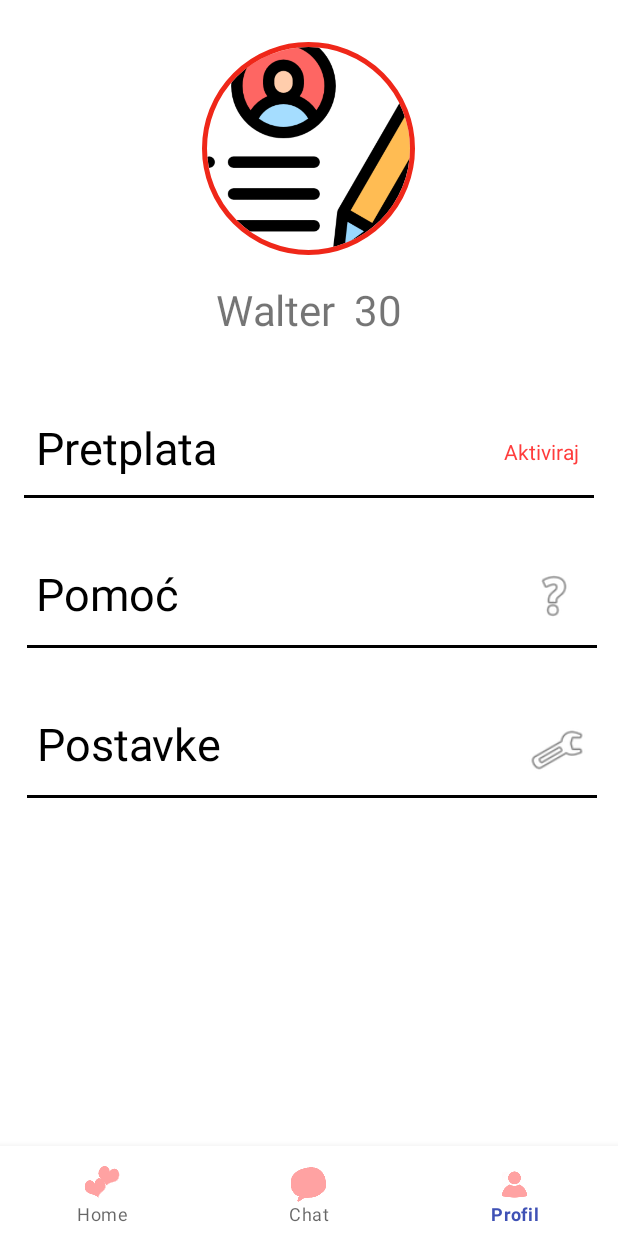
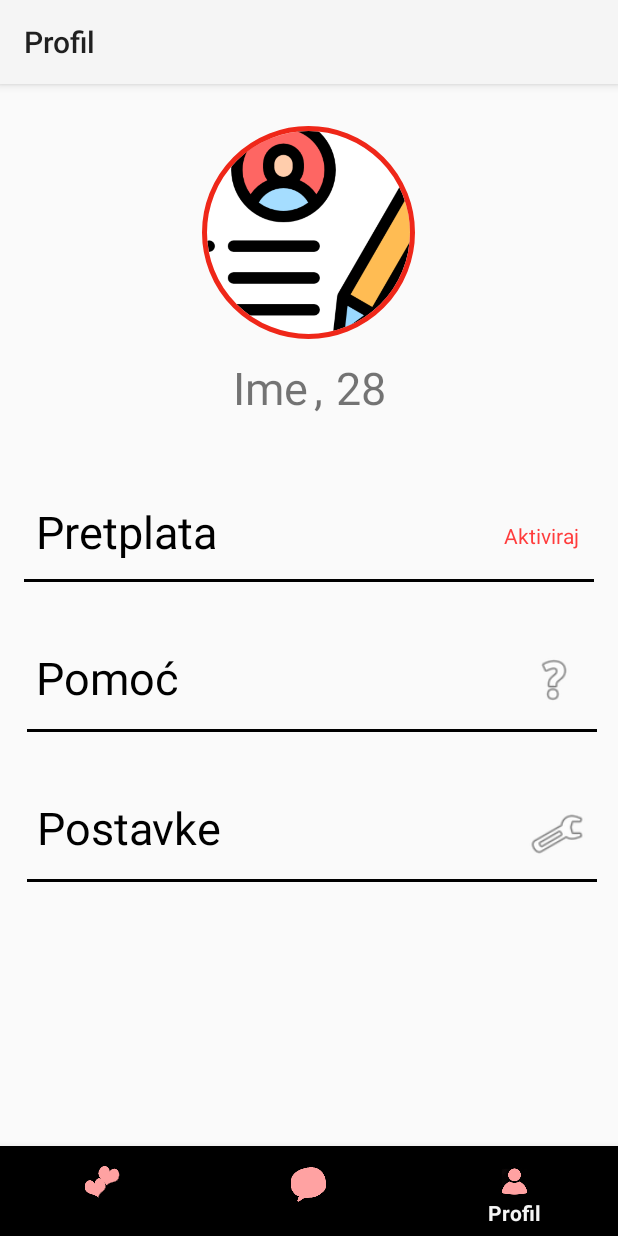
Before and after one commit to Tomislav-Troha/You-n-me, an Android app: the FirstFragment screen opened directly, with no data from a screen before it, item 3 of the bottom bar chosen, on a phone screen of 412 x 824 dp. Run offline under Robolectric (Android 15) with nearby library versions, the phone set to English and light mode, and no system bars; our stand-ins replace CircleImageView; libraries missing offline, so code that uses them is left out: com.parse; 9 statements that could not run were skipped.

Commit message:
user profile added

```diff
--- a/app/src/main/java/com/example/myapplication/home/FirstFragment.java
+++ b/app/src/main/java/com/example/myapplication/home/FirstFragment.java
@@ -1,22 +1,21 @@
 package com.example.myapplication.home;
 
-import java.io.*;
+
 import java.util.ArrayList;
-import java.util.List;
 
+import android.content.Intent;
 import android.graphics.Bitmap;
 import android.graphics.BitmapFactory;
 import android.os.Bundle;
-import android.util.Log;
 import android.view.LayoutInflater;
 import android.view.View;
 import android.view.ViewGroup;
 import android.widget.*;
-import androidx.cardview.widget.CardView;
+import androidx.appcompat.app.AppCompatActivity;
 import androidx.fragment.app.Fragment;
 import androidx.recyclerview.widget.LinearLayoutManager;
 import androidx.recyclerview.widget.RecyclerView;
-import com.example.myapplication.EditProfile;
+
 import com.example.myapplication.R;
 import com.parse.*;
 
@@ -26,20 +25,22 @@
         // require a empty public constructor
     }
 
-    TextView txIme;
-    ImageView imgShow;
+    RecyclerView listView;
+    ArrayList<Cards> arrayList = new ArrayList<>();
+    Adapter adapter;
 
-    RecyclerView listView;
-    ArrayList<Cards> arrayList = new ArrayList<Cards>();
-    Adapter adapter;
 
     @Override
     public View onCreateView(LayoutInflater inflater, ViewGroup container, Bundle savedInstanceState) {
         // Inflate the layout for this fragment
         View view = inflater.inflate(R.layout.fragment_first, container, false);
 
+
+
         listView = view.findViewById(R.id.recycler_view);
         getCards();
+
+
 
 
         return view;
@@ -52,7 +53,7 @@
         ParseQuery<ParseUser> query = ParseUser.getQuery();
         query.whereNotEqualTo("email", ParseUser.getCurrentUser().getEmail());
         query.findInBackground((objects, e) -> {
-            arrayList = new ArrayList<Cards>();
+            arrayList = new ArrayList<>();
 
             for(ParseObject object:objects){
 
@@ -62,7 +63,6 @@
                     imageFile.getDataInBackground((data, e1) -> {
                         if(e1 == null) {
                             Bitmap bitmap = BitmapFactory.decodeByteArray(data, 0, data.length);
-
 
                             Cards cards =  new Cards(object.get("username").toString(), bitmap);
                             arrayList.add(cards);
@@ -74,9 +74,11 @@
                             listView.setAdapter(adapter);
                         }
                         else {
-                            Toast.makeText(FirstFragment.this.getActivity(), "opet nis od slike", Toast.LENGTH_LONG).show();
+                            Toast.makeText(FirstFragment.this.getActivity(), "Doslo je do greske", Toast.LENGTH_LONG).show();
                         }
                     });
+                } else {
+                    Toast.makeText(FirstFragment.this.getActivity(), "Profili nisu pronadeni", Toast.LENGTH_LONG).show();
                 }
             }
 
--- a/app/src/main/java/com/example/myapplication/home/SecondFragment.java
+++ b/app/src/main/java/com/example/myapplication/home/SecondFragment.java
@@ -18,6 +18,8 @@
     @Override
     public View onCreateView(LayoutInflater inflater, ViewGroup container, Bundle savedInstanceState) {
         // Inflate the layout for this fragment
+
+
         return inflater.inflate(R.layout.fragment_second, container, false);
     }
 
--- a/app/src/main/java/com/example/myapplication/home/ThirdFragment.java
+++ b/app/src/main/java/com/example/myapplication/home/ThirdFragment.java
@@ -11,6 +11,7 @@
 import android.view.ViewGroup;
 import android.widget.*;
 import androidx.annotation.Nullable;
+import androidx.appcompat.app.AppCompatActivity;
 import androidx.fragment.app.Fragment;
 import com.example.myapplication.EditProfile;
 import com.example.myapplication.R;
@@ -46,6 +47,8 @@
         // Inflate the layout for this fragment
 
         View view = inflater.inflate(R.layout.fragment_third, container, false);
+
+
 
 
         //logOuTButton = (Button) view.findViewById(R.id.logOutBtn);
@@ -96,6 +99,17 @@
         }
     }
 
+    @Override
+    public void onResume() {
+        super.onResume();
+        ((AppCompatActivity)getActivity()).getSupportActionBar().setTitle("Profil");
+    }
+    @Override
+    public void onStop() {
+        super.onStop();
+        ((AppCompatActivity)getActivity()).getSupportActionBar().setTitle("You 'n Me");
+    }
+
 
 
 }
--- a/app/src/main/res/layout/fragment_third.xml
+++ b/app/src/main/res/layout/fragment_third.xml
@@ -31,19 +31,6 @@
             app:layout_constraintStart_toStartOf="parent" app:layout_constraintHorizontal_bias="0.0"
             app:layout_constraintEnd_toEndOf="parent" app:layout_constraintTop_toTopOf="parent"
             android:layout_marginTop="330dp" android:layout_marginStart="16dp"/>
-    <TextView
-            android:layout_width="wrap_content"
-            android:layout_height="wrap_content" android:id="@+id/txProfilenadimak"
-            android:scaleX="2" android:scaleY="2"
-            app:layout_constraintTop_toTopOf="parent" android:layout_marginTop="196dp"
-            app:layout_constraintStart_toStartOf="parent" android:layout_marginStart="164dp" android:text="Walter"/>
-    <TextView
-            android:text="30"
-            android:layout_width="wrap_content"
-            android:layout_height="wrap_content" android:id="@+id/txGodine"
-            android:scaleX="2" android:scaleY="2"
-            app:layout_constraintTop_toTopOf="parent" android:layout_marginTop="196dp"
-            app:layout_constraintStart_toStartOf="parent" android:layout_marginStart="244dp"/>
 
 
     <de.hdodenhof.circleimageview.CircleImageView
@@ -131,6 +118,31 @@
                 android:layout_alignParentBottom="true" android:layout_alignParentStart="true"
                 android:layout_marginBottom="18dp" android:layout_marginStart="24dp" android:gravity="center"/>
     </RelativeLayout>
+    <RelativeLayout
+            android:layout_width="258dp"
+            android:layout_height="53dp"
+            app:layout_constraintStart_toStartOf="parent" app:layout_constraintEnd_toEndOf="parent"
+            app:layout_constraintHorizontal_bias="0.555" app:layout_constraintTop_toTopOf="parent"
+            android:layout_marginTop="176dp">
+        <TextView
+                android:text="Ime"
+                android:layout_width="wrap_content"
+                android:layout_height="wrap_content" android:layout_alignParentStart="true"
+                android:layout_marginStart="70dp" android:layout_alignParentTop="true" android:layout_marginTop="6dp"
+                android:id="@+id/txProfilenadimak" android:textSize="30sp"/>
+        <TextView
+                android:text="28"
+                android:layout_width="wrap_content"
+                android:layout_height="wrap_content" android:layout_alignParentEnd="true"
+                android:layout_alignParentTop="true" android:layout_marginEnd="86dp" android:layout_marginTop="6dp"
+                android:id="@+id/txGodine" android:textSize="30sp"/>
+        <TextView
+                android:text=","
+                android:layout_width="wrap_content"
+                android:layout_height="wrap_content" android:layout_alignParentEnd="true"
+                android:layout_alignParentTop="true" android:layout_marginEnd="128dp" android:layout_marginTop="6dp"
+                android:id="@+id/zarez" android:textSize="30sp"/>
+    </RelativeLayout>
 
 
 </androidx.constraintlayout.widget.ConstraintLayout>
--- a/app/src/main/res/menu/bottom_nav_menu.xml
+++ b/app/src/main/res/menu/bottom_nav_menu.xml
@@ -1,5 +1,6 @@
 <?xml version="1.0" encoding="utf-8"?>
-<menu xmlns:android="http://schemas.android.com/apk/res/android">
+<menu xmlns:android="http://schemas.android.com/apk/res/android"
+      xmlns:src="http://schemas.android.com/tools">
     <item
            android:icon="@mipmap/home_foreground"
             android:id="@+id/home"
--- a/app/src/main/res/values/themes.xml
+++ b/app/src/main/res/values/themes.xml
@@ -14,7 +14,10 @@
         <!-- Customize your theme here. -->
     </style>
 
+
     <style name="MyTheme" parent="Theme.AppCompat.Light.NoActionBar">
         <item name="android:forceDarkAllowed" tools:targetApi="q">false</item>
     </style>
+
+
 </resources>
```
Also changed, not shown: app/src/main/AndroidManifest.xml (+6 -1 lines), app/src/main/java/com/example/myapplication/home/Adapter.java (+51 -6 lines), app/src/main/java/com/example/myapplication/home/Cards.java (+23 -2 lines), app/src/main/java/com/example/myapplication/user_profile/ProfileofUsers.java (added, +37 -0 lines), app/src/main/res/layout/list_of_user.xml (+28 -13 lines), app/src/main/res/layout/user_profile.xml (added, +92 -0 lines).
